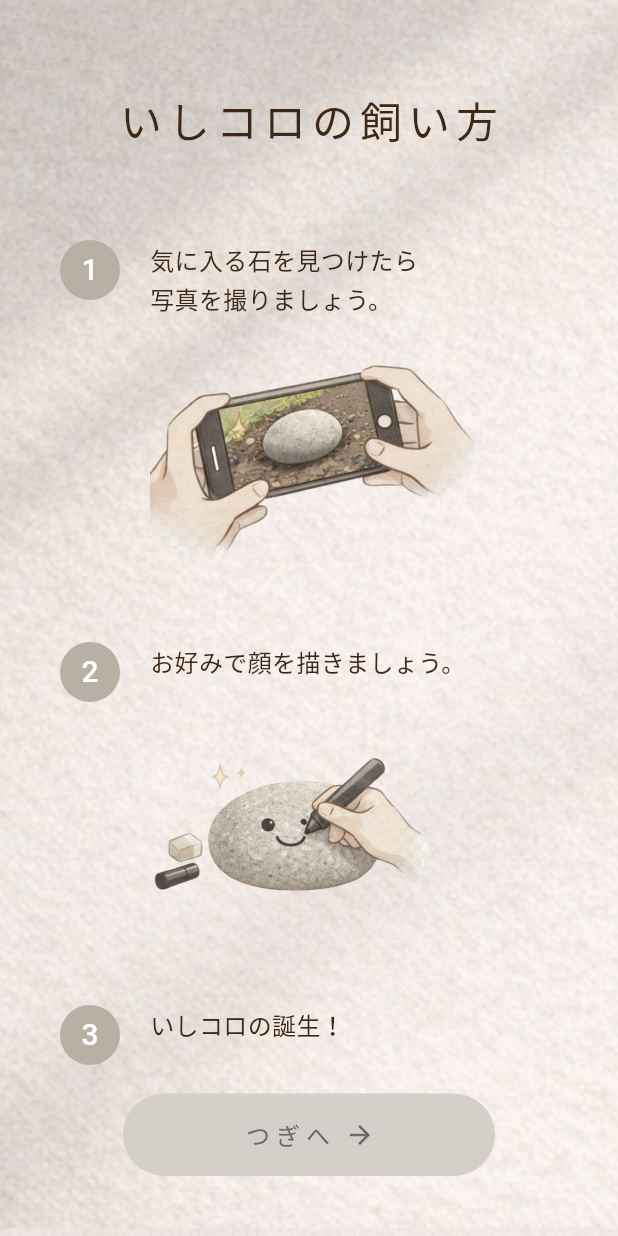
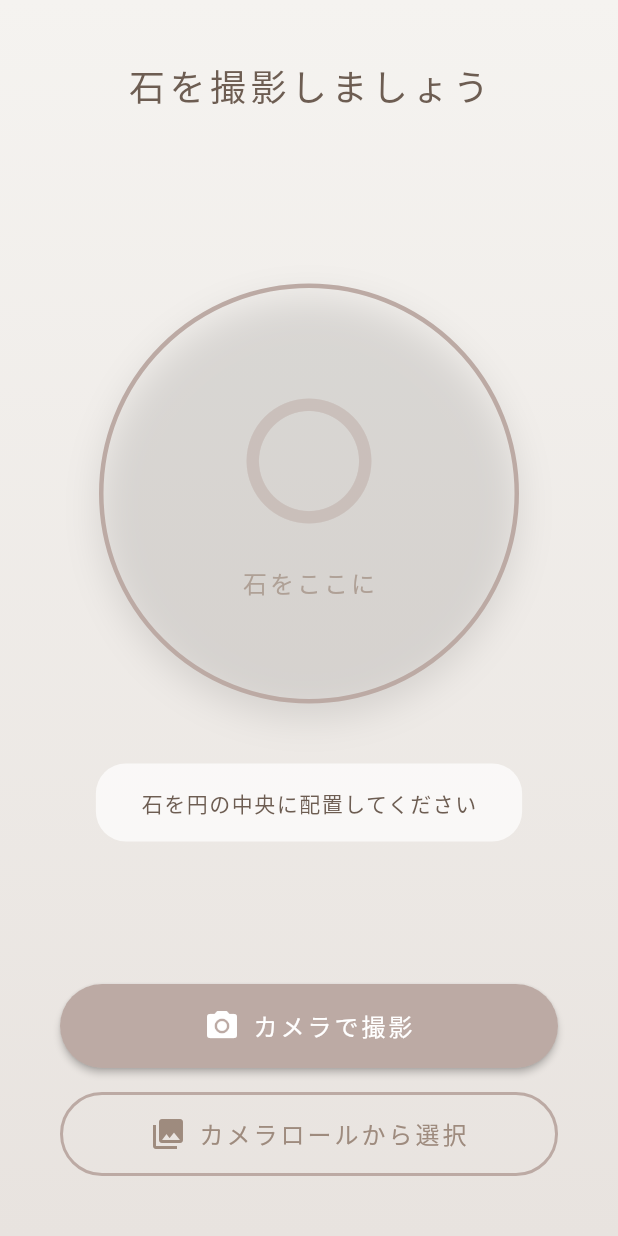
Before and after one commit to poposay/ishiapp, a Flutter app: the TutorialScreen screen opened directly, after a tap on "つぎへ", on a phone screen of 412 x 824 dp. Run offline on Flutter 3.47's test engine with Material 3 defaults, Android fonts, the phone set to English and light mode, and no system bars; our stand-ins replace image_picker; Roboto replaces fonts that are missing (NotoSansJP).

Commit message:
feat: 石撮影画面を追加 - 石の配置についてのガイドを表示 - カメラ撮影・カメラロールから選択する機能を追加

```diff
--- /dev/null
+++ b/lib/screens/capture_screen.dart
@@ -0,0 +1,239 @@
+import 'package:flutter/material.dart';
+import 'package:image_picker/image_picker.dart';
+import 'dart:io';
+
+class CaptureScreen extends StatefulWidget {
+  const CaptureScreen({super.key});
+
+  @override
+  State<CaptureScreen> createState() => _CaptureScreenState();
+}
+
+class _CaptureScreenState extends State<CaptureScreen> {
+  File? _imageFile;
+  final ImagePicker _picker = ImagePicker();
+
+  // カメラで撮影
+  Future<void> _takePicture() async {
+    final XFile? photo = await _picker.pickImage(
+      source: ImageSource.camera,
+      imageQuality: 85,
+    );
+
+    if (photo != null) {
+      setState(() {
+        _imageFile = File(photo.path);
+      });
+      // TODO: 次の画面（顔を描く画面）へ遷移
+    }
+  }
+
+  // ギャラリーから選択
+  Future<void> _pickFromGallery() async {
+    final XFile? image = await _picker.pickImage(
+      source: ImageSource.gallery,
+      imageQuality: 85,
+    );
+
+    if (image != null) {
+      setState(() {
+        _imageFile = File(image.path);
+      });
+      // TODO: 次の画面（顔を描く画面）へ遷移
+    }
+  }
+
+  @override
+  void initState() {
+    super.initState();
+    // 画面表示と同時にカメラを起動
+    Future.delayed(Duration.zero, () {
+      _takePicture();
+    });
+  }
+
+  @override
+  Widget build(BuildContext context) {
+    return Scaffold(
+      body: Container(
+        width: double.infinity,
+        height: double.infinity,
+        decoration: const BoxDecoration(
+          gradient: LinearGradient(
+            begin: Alignment.topCenter,
+            end: Alignment.bottomCenter,
+            colors: [
+              Color(0xFFF5F3F0),
+              Color(0xFFE8E3DF),
+            ],
+          ),
+        ),
+        child: SafeArea(
+          child: Column(
+            children: [
+              const SizedBox(height: 40),
+
+              // タイトル
+              const Text(
+                '石を撮影しましょう',
+                style: TextStyle(
+                  fontSize: 24,
+                  fontWeight: FontWeight.w500,
+                  color: Color(0xFF6D5D52),
+                  letterSpacing: 3,
+                ),
+              ),
+
+              const SizedBox(height: 60),
+
+              // 撮影ガイド
+              Expanded(
+                child: Center(
+                  child: Column(
+                    mainAxisAlignment: MainAxisAlignment.center,
+                    children: [
+                      // 円形のガイド
+                      Container(
+                        width: 280,
+                        height: 280,
+                        decoration: BoxDecoration(
+                          shape: BoxShape.circle,
+                          border: Border.all(
+                            color: const Color(0xFFBCAAA4),
+                            width: 3,
+                            style: BorderStyle.solid,
+                          ),
+                          boxShadow: [
+                            BoxShadow(
+                              color: Colors.black.withOpacity(0.1),
+                              blurRadius: 20,
+                              offset: const Offset(0, 10),
+                            ),
+                          ],
+                        ),
+                        child: _imageFile != null
+                            ? ClipOval(
+                                child: Image.file(
+                                  _imageFile!,
+                                  fit: BoxFit.cover,
+                                ),
+                              )
+                            : Center(
+                                child: Column(
+                                  mainAxisAlignment: MainAxisAlignment.center,
+                                  children: [
+                                    Icon(
+                                      Icons.circle_outlined,
+                                      size: 100,
+                                      color: const Color(0xFFBCAAA4).withOpacity(0.5),
+                                    ),
+                                    const SizedBox(height: 20),
+                                    Text(
+                                      '石をここに',
+                                      style: TextStyle(
+                                        fontSize: 16,
+                                        color: const Color(0xFF9E8B7E).withOpacity(0.7),
+                                        letterSpacing: 2,
+                                      ),
+                                    ),
+                                  ],
+                                ),
+                              ),
+                      ),
+
+                      const SizedBox(height: 40),
+
+                      // アドバイステキスト
+                      Container(
+                        padding: const EdgeInsets.symmetric(
+                          horizontal: 30,
+                          vertical: 16,
+                        ),
+                        decoration: BoxDecoration(
+                          color: Colors.white.withOpacity(0.7),
+                          borderRadius: BorderRadius.circular(20),
+                        ),
+                        child: const Text(
+                          '石を円の中央に配置してください',
+                          style: TextStyle(
+                            fontSize: 14,
+                            color: Color(0xFF6D5D52),
+                            letterSpacing: 1,
+                          ),
+                        ),
+                      ),
+                    ],
+                  ),
+                ),
+              ),
+
+              // ボタンエリア
+              Padding(
+                padding: const EdgeInsets.symmetric(horizontal: 40, vertical: 40),
+                child: Column(
+                  children: [
+                    // カメラボタン
+                    SizedBox(
+                      width: double.infinity,
+                      child: ElevatedButton.icon(
+                        onPressed: _takePicture,
+                        icon: const Icon(Icons.camera_alt, size: 24),
+                        label: const Text(
+                          'カメラで撮影',
+                          style: TextStyle(
+                            fontSize: 16,
+                            fontWeight: FontWeight.w500,
+                            letterSpacing: 2,
+                          ),
+                        ),
+                        style: ElevatedButton.styleFrom(
+                          backgroundColor: const Color(0xFFBCAAA4),
+                          foregroundColor: Colors.white,
+                          padding: const EdgeInsets.symmetric(vertical: 16),
+                          shape: RoundedRectangleBorder(
+                            borderRadius: BorderRadius.circular(30),
+                          ),
+                          elevation: 2,
+                        ),
+                      ),
+                    ),
+
+                    const SizedBox(height: 16),
+
+                    // ギャラリーボタン
+                    SizedBox(
+                      width: double.infinity,
+                      child: OutlinedButton.icon(
+                        onPressed: _pickFromGallery,
+                        icon: const Icon(Icons.photo_library, size: 24),
+                        label: const Text(
+                          'カメラロールから選択',
+                          style: TextStyle(
+                            fontSize: 16,
+                            fontWeight: FontWeight.w500,
+                            letterSpacing: 2,
+                          ),
+                        ),
+                        style: OutlinedButton.styleFrom(
+                          foregroundColor: const Color(0xFF9E8B7E),
+                          padding: const EdgeInsets.symmetric(vertical: 16),
+                          side: const BorderSide(
+                            color: Color(0xFFBCAAA4),
+                            width: 2,
+                          ),
+                          shape: RoundedRectangleBorder(
+                            borderRadius: BorderRadius.circular(30),
+                          ),
+                        ),
+                      ),
+                    ),
+                  ],
+                ),
+              ),
+            ],
+          ),
+        ),
+      ),
+    );
+  }
+}
--- a/lib/screens/tutorial_screen.dart
+++ b/lib/screens/tutorial_screen.dart
@@ -1,4 +1,5 @@
 import 'package:flutter/material.dart';
+import 'capture_screen.dart';
 
 class TutorialScreen extends StatelessWidget {
   const TutorialScreen({super.key});
@@ -79,8 +80,13 @@ class TutorialScreen extends StatelessWidget {
                 padding: const EdgeInsets.only(bottom: 40),
                 child: ElevatedButton(
                   onPressed: () {
-                    // 次の画面へ遷移
-                  },
+                   Navigator.push(
+                    context,
+                    MaterialPageRoute(
+                    builder: (context) => const CaptureScreen(),
+                    ),
+                  );
+                 },
                   style: ElevatedButton.styleFrom(
                     backgroundColor: const Color(0xFFD4CFC8),
                     foregroundColor: const Color(0xFF6A6A6A),
```
Also changed, not shown: pubspec.yaml (+6 -74 lines), pubspec.lock, 6 other files.
